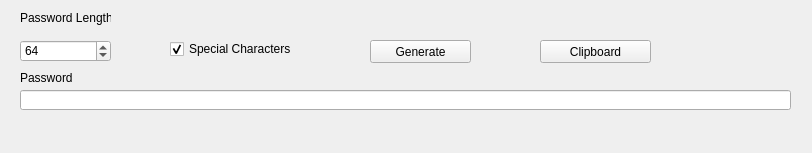
SnakeManPMC/Password_Generator, file widget.ui: the form before one commit.
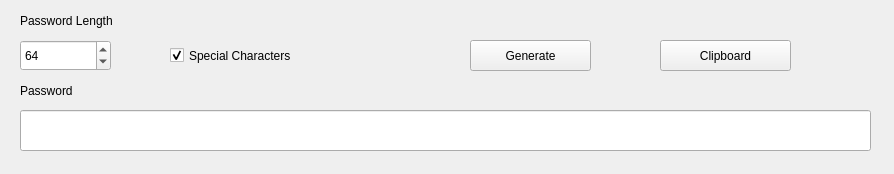
The form after the commit.

Commit message: 4k DPI windows 8.1 desktop 200 percent scaling fix

Patch:
```diff
--- a/widget.ui
+++ b/widget.ui
@@ -6,8 +6,8 @@
    <rect>
     <x>0</x>
     <y>0</y>
-    <width>812</width>
-    <height>153</height>
+    <width>894</width>
+    <height>174</height>
    </rect>
   </property>
   <property name="windowTitle">
@@ -17,9 +17,9 @@
    <property name="geometry">
     <rect>
      <x>20</x>
-     <y>90</y>
-     <width>771</width>
-     <height>20</height>
+     <y>110</y>
+     <width>851</width>
+     <height>41</height>
     </rect>
    </property>
   </widget>
@@ -29,7 +29,7 @@
      <x>20</x>
      <y>40</y>
      <width>91</width>
-     <height>22</height>
+     <height>31</height>
     </rect>
    </property>
    <property name="minimum">
@@ -47,8 +47,8 @@
     <rect>
      <x>20</x>
      <y>10</y>
-     <width>91</width>
-     <height>16</height>
+     <width>201</width>
+     <height>21</height>
     </rect>
    </property>
    <property name="text">
@@ -59,9 +59,9 @@
    <property name="geometry">
     <rect>
      <x>20</x>
-     <y>70</y>
-     <width>61</width>
-     <height>16</height>
+     <y>80</y>
+     <width>181</width>
+     <height>21</height>
     </rect>
    </property>
    <property name="text">
@@ -73,8 +73,8 @@
     <rect>
      <x>170</x>
      <y>40</y>
-     <width>161</width>
-     <height>18</height>
+     <width>251</width>
+     <height>31</height>
     </rect>
    </property>
    <property name="text">
@@ -87,10 +87,10 @@
   <widget class="QPushButton" name="pushButton">
    <property name="geometry">
     <rect>
-     <x>370</x>
+     <x>470</x>
      <y>40</y>
-     <width>101</width>
-     <height>23</height>
+     <width>121</width>
+     <height>31</height>
     </rect>
    </property>
    <property name="text">
@@ -100,10 +100,10 @@
   <widget class="QPushButton" name="pushButton_Clipboard">
    <property name="geometry">
     <rect>
-     <x>540</x>
+     <x>660</x>
      <y>40</y>
-     <width>111</width>
-     <height>23</height>
+     <width>131</width>
+     <height>31</height>
     </rect>
    </property>
    <property name="text">
```
